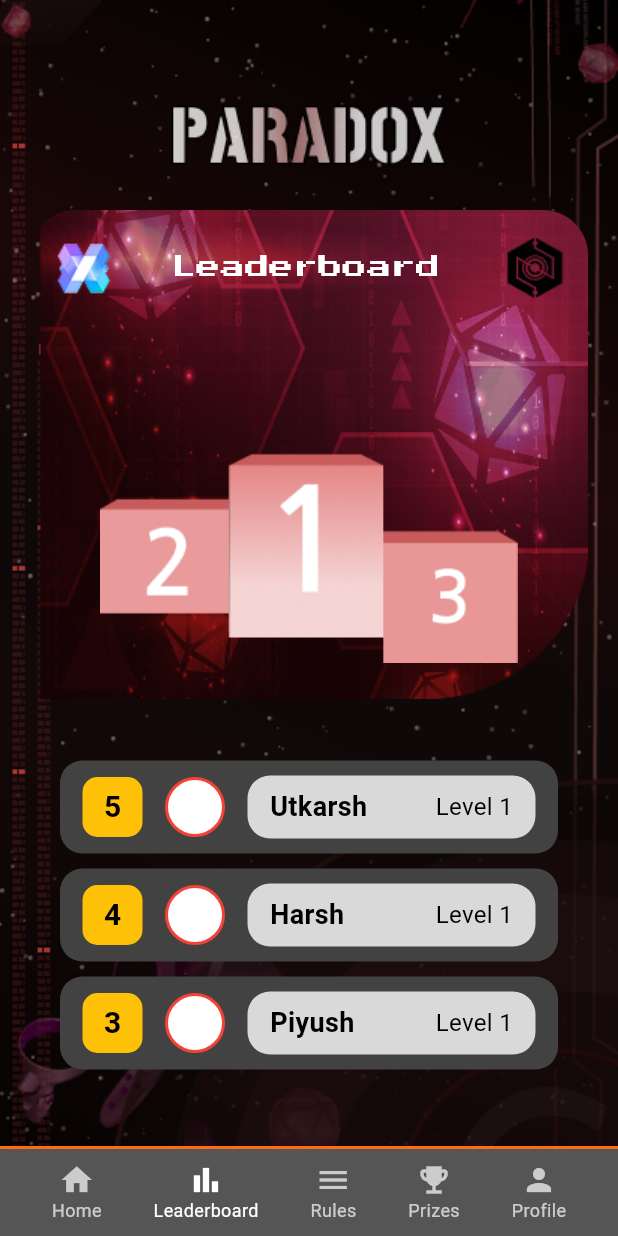
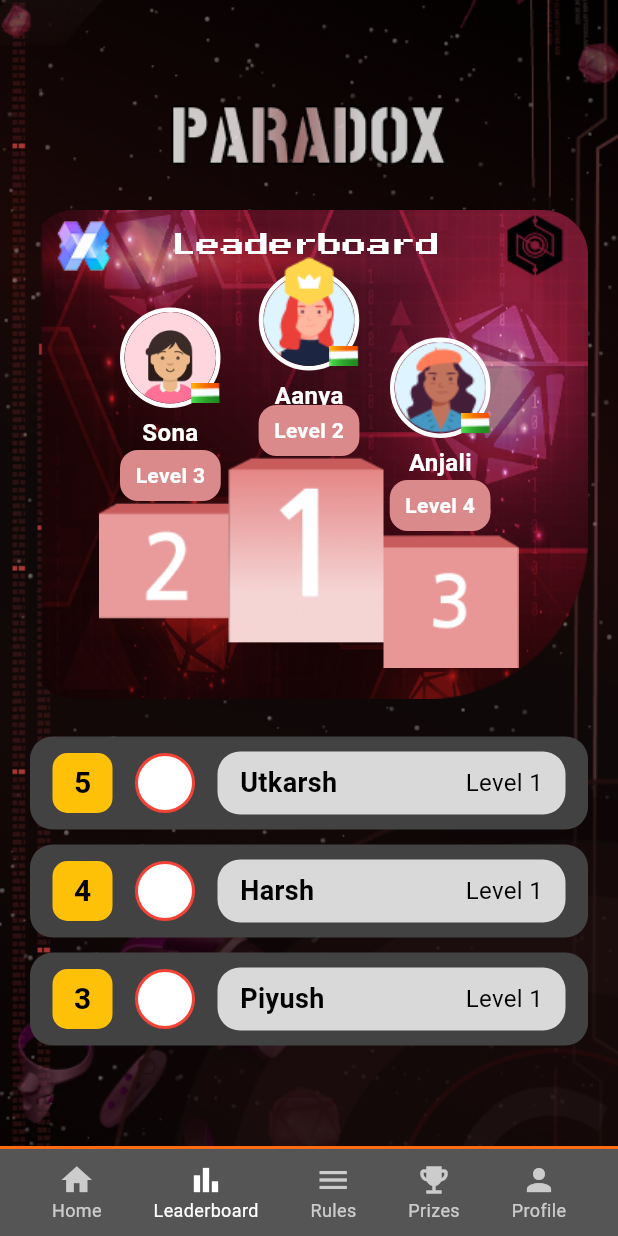
Before and after one commit to Teamexe/Paradox-2025, a Flutter app: the screen it shows after launch, item 2 of the bottom bar chosen, on a phone screen of 412 x 824 dp. Run offline on Flutter 3.47's test engine with Material 3 defaults, Android fonts, the phone set to English and light mode, and no system bars.

Commit message:
leaderboard screen changes

```diff
--- a/paradox_25/lib/screens/leaderboard_screen.dart
+++ b/paradox_25/lib/screens/leaderboard_screen.dart
@@ -8,7 +8,6 @@ class LeaderboardScreen extends StatelessWidget {
     return Scaffold(
       body: Container(
         decoration: const BoxDecoration(
-          // Background with space and red swirl
           color: Colors.black,
           image: DecorationImage(
             image: AssetImage('assets/images/all_bg.png'),
@@ -18,36 +17,31 @@ class LeaderboardScreen extends StatelessWidget {
         child: Column(
           children: [
             const SizedBox(height: 60),
-            // Paradox Logo
             SizedBox(
-              height: 60, // Adjusted height
+              height: 60,
               child: Image.asset('assets/images/paradox_text.png'),
             ),
             const SizedBox(height: 20),
-            // Main Content Card
             Container(
+              width: 374,
+              height: 326,
               margin: const EdgeInsets.symmetric(horizontal: 20),
               decoration: BoxDecoration(
-                color: Colors.transparent, // Transparent background
-                borderRadius: BorderRadius.circular(30), // Rounded corners
+                color: Colors.transparent,
+                borderRadius: BorderRadius.circular(30),
                 image: const DecorationImage(
-                  image: AssetImage(
-                    'assets/images/leaderboard_bg.png',
-                  ), // Background image
-                  fit: BoxFit.none, // Keeps the image in its original size
-                  alignment:
-                      Alignment.topCenter, // Aligns the image to the top center
+                  image: AssetImage('assets/images/leaderboard_bg.png'),
+                  fit: BoxFit.fill,
                 ),
               ),
-              child: Column(
+              child: Stack(
+                alignment: Alignment.topCenter,
                 children: [
-                  // Header
-                  Container(
-                    padding: const EdgeInsets.symmetric(vertical: 15),
+                  Positioned(
+                    top: 0,
                     child: Row(
                       mainAxisAlignment: MainAxisAlignment.center,
                       children: [
-                        // Blue crystal logo
                         Image.asset('assets/images/exe_logo.png', height: 36),
                         const SizedBox(width: 40),
                         const Text(
@@ -55,11 +49,10 @@ class LeaderboardScreen extends StatelessWidget {
                           style: TextStyle(
                             color: Colors.white,
                             fontSize: 16,
-                            fontFamily: 'PixelFont', // Pixel-like font
+                            fontFamily: 'PixelFont',
                           ),
                         ),
                         const SizedBox(width: 42),
-                        // Hexagon logo
                         Image.asset(
                           'assets/images/nimbus_blacklogo.png',
                           height: 47,
@@ -67,57 +60,188 @@ class LeaderboardScreen extends StatelessWidget {
                       ],
                     ),
                   ),
-                  // Podium
-                  Padding(
-                    padding: const EdgeInsets.all(20.0),
-                    child: SizedBox(
-                      height: 250,
-                      child: Stack(
-                        alignment: Alignment.bottomCenter,
-                        children: [
-                          // Podium image
-                          Positioned(
-                            bottom:
-                                45, // Adjust this value to move the image upward
-                            child: Image.asset(
-                              'assets/images/leaderboard_podium.png', // Podium image
-                              fit: BoxFit.contain,
-                            ),
+
+                  Positioned(
+                    top: 145, // Adjusted to move the podium slightly downward
+                    child: Image.asset(
+                      'assets/images/leaderboard_podium.png',
+                      width: 280,
+                      height: 180,
+                      fit: BoxFit.contain,
+                    ),
+                  ),
+                  // 1st Place Avatar (Center Avatar)
+                  _buildPodiumAvatar(
+                    top: 40, // Adjusted to move the avatar slightly downward
+                    left: null,
+                    right: null,
+                    name: "Aanya",
+                    avatarPath: 'assets/images/avatar_1.png',
+                  ),
+                  // Medal for 1st Place
+                  Positioned(
+                    top: 28, // Positioned slightly above the avatar
+                    left: null,
+                    right: null,
+                    child: Image.asset(
+                      'assets/images/medal.png', // Medal image
+                      width: 40,
+                      height: 40,
+                    ),
+                  ),
+                  // 2nd Place Avatar
+                  _buildPodiumAvatar(
+                    top: 65, // Adjusted to move the avatar slightly downward
+                    left: 60,
+                    right: null,
+                    name: "Sona",
+                    avatarPath: 'assets/images/avatar_2.png',
+                  ),
+                  // 3rd Place Avatar
+                  _buildPodiumAvatar(
+                    top: 85, // Adjusted to move the avatar slightly downward
+                    left: null,
+                    right: 65,
+                    name: "Anjali",
+                    avatarPath: 'assets/images/avatar_3.png',
+                  ),
+                  // Level Buttons
+                  Positioned(
+                    top: 160, // Adjusted position for Level 3 button
+                    left: 60, // Positioned to the left
+                    child: Container(
+                      width: 67.18,
+                      height: 34,
+                      decoration: BoxDecoration(
+                        color: const Color(0xFFDB8A8B),
+                        borderRadius: BorderRadius.circular(12),
+                      ),
+                      child: const Center(
+                        child: Text(
+                          'Level 3',
+                          style: TextStyle(
+                            color: Colors.white,
+                            fontWeight: FontWeight.bold,
                           ),
-                        ],
+                        ),
                       ),
                     ),
                   ),
-                  // Leaderboard list
-                  Container(
-                    padding: const EdgeInsets.symmetric(horizontal: 20),
-                    decoration: BoxDecoration(
-                      borderRadius: BorderRadius.circular(
-                        15,
-                      ), // Rounded corners
-                    ),
-                    child: Column(
-                      children: [
-                        _buildLeaderboardItem(5, 'Utkarsh', 'Level 1'),
-                        const SizedBox(height: 10),
-                        _buildLeaderboardItem(4, 'Harsh', 'Level 1'),
-                        const SizedBox(height: 10),
-                        _buildLeaderboardItem(3, 'Piyush', 'Level 1'),
-                      ],
+                  Positioned(
+                    top: 130, // Adjusted position for Level 2 button
+                    left: null,
+                    right: null,
+                    child: Container(
+                      width: 67.18,
+                      height: 34,
+                      decoration: BoxDecoration(
+                        color: const Color(0xFFDB8A8B),
+                        borderRadius: BorderRadius.circular(12),
+                      ),
+                      child: const Center(
+                        child: Text(
+                          'Level 2',
+                          style: TextStyle(
+                            color: Colors.white,
+                            fontWeight: FontWeight.bold,
+                          ),
+                        ),
+                      ),
                     ),
                   ),
-                  const SizedBox(height: 20),
+                  Positioned(
+                    top: 180, // Adjusted position for Level 4 button
+                    right: 65, // Positioned to the right
+                    child: Container(
+                      width: 67.18,
+                      height: 34,
+                      decoration: BoxDecoration(
+                        color: const Color(0xFFDB8A8B),
+                        borderRadius: BorderRadius.circular(12),
+                      ),
+                      child: const Center(
+                        child: Text(
+                          'Level 4',
+                          style: TextStyle(
+                            color: Colors.white,
+                            fontWeight: FontWeight.bold,
+                          ),
+                        ),
+                      ),
+                    ),
+                  ),
                 ],
               ),
             ),
+            const SizedBox(height: 20),
+            // Leaderboard List
+            _buildLeaderboardItem(5, 'Utkarsh', 'Level 1'),
+            _buildLeaderboardItem(4, 'Harsh', 'Level 1'),
+            _buildLeaderboardItem(3, 'Piyush', 'Level 1'),
           ],
         ),
       ),
     );
   }
 
+  Widget _buildPodiumAvatar({
+    double? top,
+    double? left,
+    double? right,
+    required String name,
+    required String avatarPath, // Added parameter for avatar image path
+  }) {
+    return Positioned(
+      top: top,
+      left: left,
+      right: right,
+      child: Column(
+        children: [
+          Stack(
+            alignment: Alignment.bottomRight,
+            children: [
+              Container(
+                width: 67,
+                height: 67,
+                decoration: BoxDecoration(
+                  shape: BoxShape.circle,
+                  border: Border.all(color: Colors.white, width: 3),
+                ),
+                child: ClipOval(
+                  child: Image.asset(
+                    avatarPath, // Use the passed avatar image path
+                    fit: BoxFit.cover,
+                  ),
+                ),
+              ),
+              Positioned(
+                bottom: 0,
+                right: 0,
+                child: Image.asset(
+                  'assets/images/india_flag.png',
+                  width: 20,
+                  height: 20,
+                ),
+              ),
+            ],
+          ),
+          const SizedBox(height: 5),
+          Text(
+            name,
+            style: const TextStyle(
+              color: Colors.white,
+              fontSize: 16,
+              fontWeight: FontWeight.bold,
+            ),
+          ),
+        ],
+      ),
+    );
+  }
+
   Widget _buildLeaderboardItem(int rank, String name, String level) {
     return Container(
+      margin: const EdgeInsets.symmetric(horizontal: 20, vertical: 5),
       padding: const EdgeInsets.symmetric(horizontal: 15, vertical: 10),
       decoration: BoxDecoration(
         color: Colors.grey.shade800,
@@ -125,7 +249,6 @@ class LeaderboardScreen extends StatelessWidget {
       ),
       child: Row(
         children: [
-          // Rank
           Container(
             width: 40,
             height: 40,
@@ -145,7 +268,6 @@ class LeaderboardScreen extends StatelessWidget {
             ),
           ),
           const SizedBox(width: 15),
-          // Avatar placeholder
           Container(
             width: 40,
             height: 40,
@@ -154,11 +276,8 @@ class LeaderboardScreen extends StatelessWidget {
               shape: BoxShape.circle,
               border: Border.all(color: Colors.red, width: 2),
             ),
-            // Add avatar image if available
-            // child: Image.asset('assets/images/avatar_$rank.png'),
           ),
           const SizedBox(width: 15),
-          // Name and level
           Expanded(
             child: Container(
               padding: const EdgeInsets.symmetric(horizontal: 15, vertical: 8),
--- a/paradox_25/pubspec.yaml
+++ b/paradox_25/pubspec.yaml
@@ -66,6 +66,11 @@ flutter:
     - assets/images/RULES.png
     - assets/images/profile_section.png
     - assets/images/profile_image.png
+    - assets/images/avatar_2.png
+    - assets/images/india_flag.png
+    - assets/images/avatar_3.png
+    - assets/images/avatar_1.png
+    - assets/images/medal.png
 
 
   fonts:
```
Also changed, not shown: paradox_25/assets/images/avatar_1.png (added), paradox_25/assets/images/avatar_2.png (added), paradox_25/assets/images/avatar_3.png (added), paradox_25/assets/images/india_flag.png (added), paradox_25/assets/images/medal.png (added).
